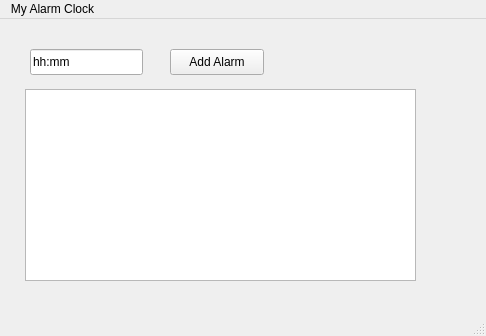
First picture: the form in mainwindow.ui, repository seulusoy/alarmClock, before the edit.
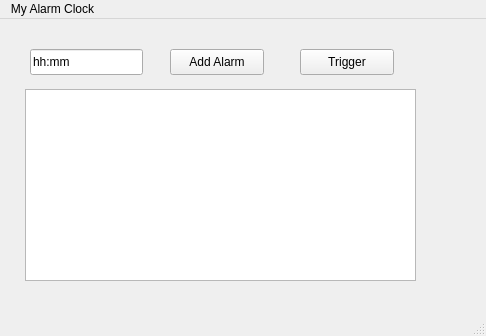
Second picture: the form after the edit. Custom widgets are drawn as their Qt base class.

Commit message: next trigger label is being modified

What changed in the file:
```diff
--- a/mainwindow.ui
+++ b/mainwindow.ui
@@ -50,6 +50,19 @@
      <string>hh:mm</string>
     </property>
    </widget>
+   <widget class="QPushButton" name="triggerAllButton">
+    <property name="geometry">
+     <rect>
+      <x>300</x>
+      <y>30</y>
+      <width>94</width>
+      <height>26</height>
+     </rect>
+    </property>
+    <property name="text">
+     <string>Trigger</string>
+    </property>
+   </widget>
   </widget>
   <widget class="QMenuBar" name="menubar">
    <property name="geometry">
```
The commit also changes 4 other files.
